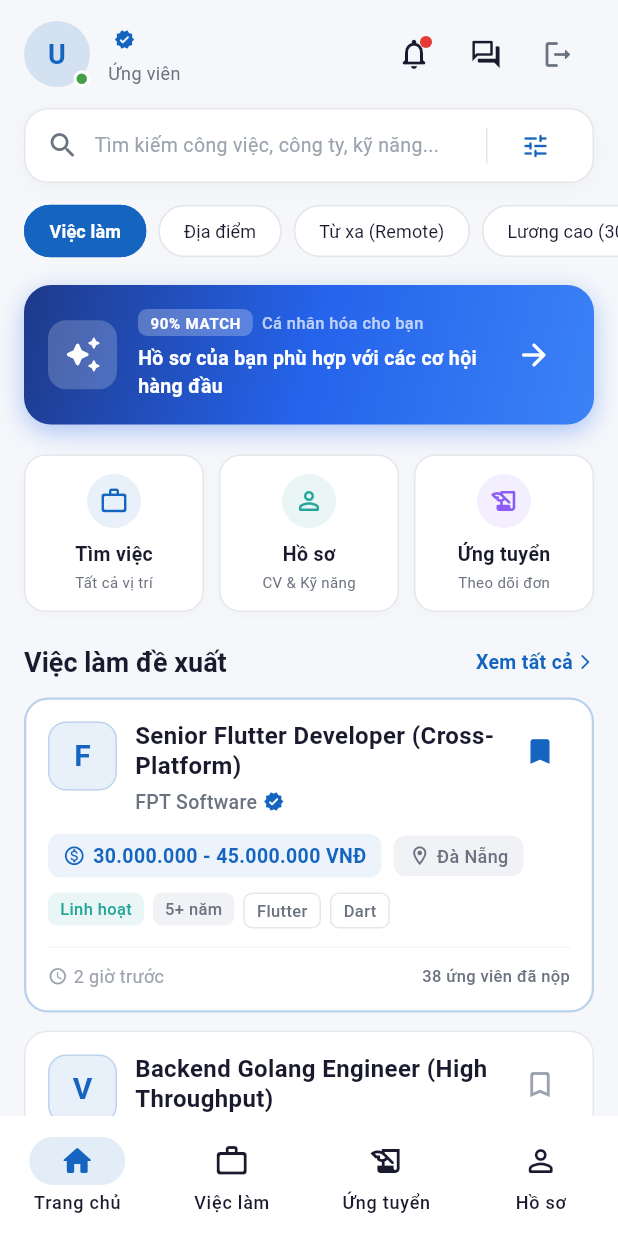
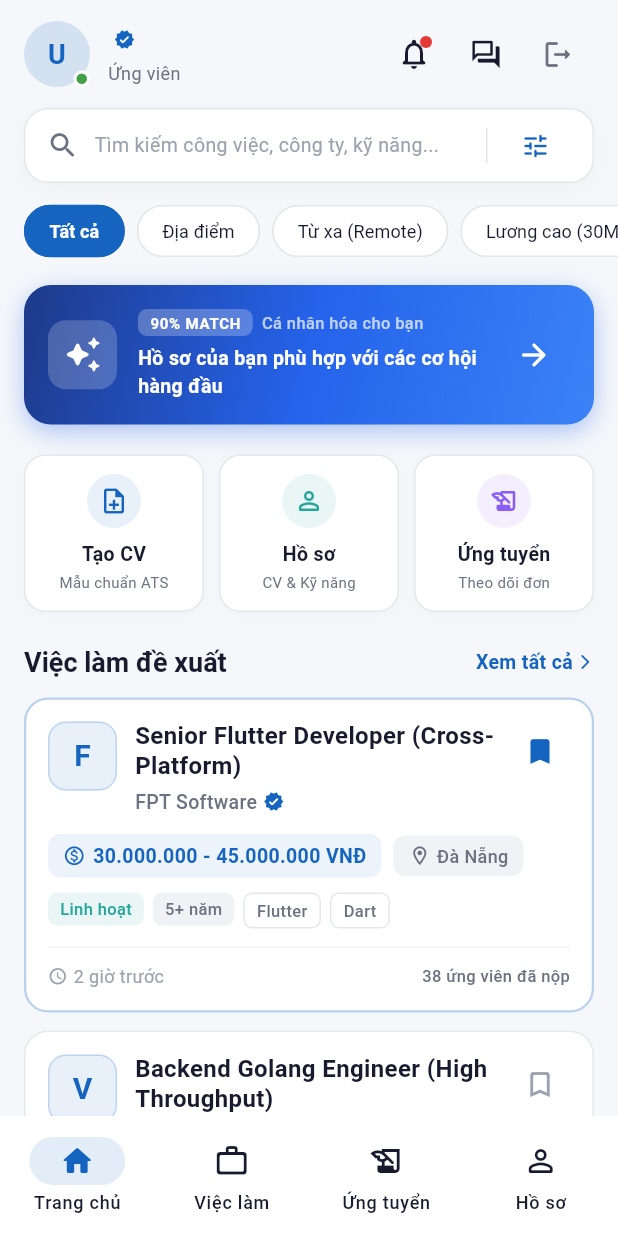
Before and after one commit to dut-pbl6-2026/job-platform-mobile, a Flutter app: the HomeScreen screen opened by its route, on a phone screen of 412 x 824 dp. Run offline on Flutter 3.47's test engine with Material 3 defaults, Android fonts, the phone set to English and light mode, and no system bars; our stand-ins replace dio, file_picker, flutter_riverpod, flutter_secure_storage, go_router, google_fonts and 2 more; accounts and stored records are empty.

Commit message:
feat(home): swap redundant jobs shortcut with create CV button (MOB-01-07, APP-01)

```diff
--- a/lib/features/home/home_screen.dart
+++ b/lib/features/home/home_screen.dart
@@ -32,7 +32,7 @@ class _HomeScreenState extends State<HomeScreen> {
   bool _isLoggingOut = false;
   bool _isLoadingJobs = true;
   List<JobModel> _featuredJobs = [];
-  String _selectedPill = 'Việc làm';
+  String _selectedPill = 'Tất cả';
 
   @override
   void initState() {
@@ -394,7 +394,7 @@ class _HomeScreenState extends State<HomeScreen> {
   // --- 3. Filter / Category Pills Bar (Figure 3) ---
   Widget _buildFilterPills() {
     final pills = [
-      'Việc làm',
+      'Tất cả',
       'Địa điểm',
       'Từ xa (Remote)',
       'Lương cao (30M+)',
@@ -542,11 +542,26 @@ class _HomeScreenState extends State<HomeScreen> {
       children: [
         Expanded(
           child: _buildCompactCard(
-            icon: Icons.work_outline_rounded,
-            title: isRecruiter ? 'Đăng tin' : 'Tìm việc',
-            subtitle: 'Tất cả vị trí',
+            icon: isRecruiter
+                ? Icons.add_business_rounded
+                : Icons.note_add_outlined,
+            title: isRecruiter ? 'Đăng tin' : 'Tạo CV',
+            subtitle: isRecruiter ? 'Tuyển dụng mới' : 'Mẫu chuẩn ATS',
             color: AppColors.primary,
-            onTap: () => context.go(AppRoutes.jobs),
+            onTap: () {
+              if (isRecruiter) {
+                context.go(AppRoutes.jobs);
+              } else {
+                ScaffoldMessenger.of(context).showSnackBar(
+                  const SnackBar(
+                    content: Text(
+                      'Tính năng Tạo CV (Đang phát triển trong Sprint tiếp theo)',
+                    ),
+                    duration: Duration(seconds: 2),
+                  ),
+                );
+              }
+            },
           ),
         ),
         const SizedBox(width: 10),
```
Also changed, not shown: 1 other file.
